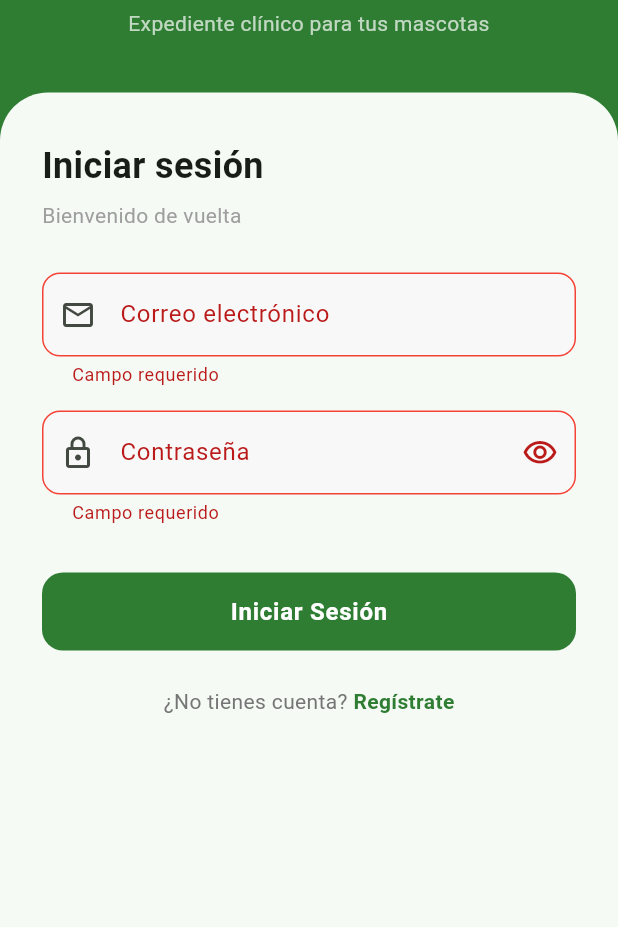
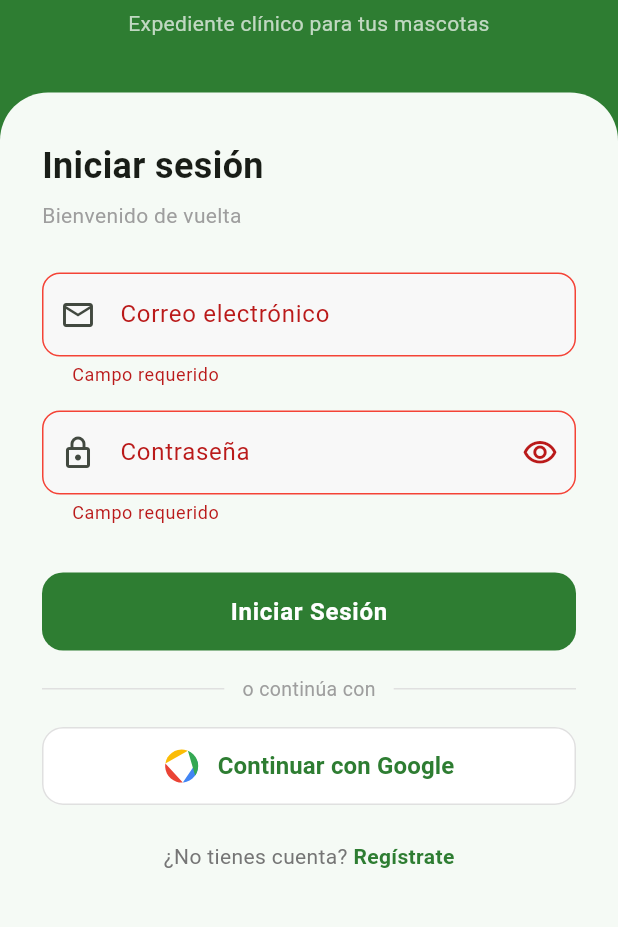
Before and after one commit to JuanSebastianBorja/Vet-Care-History, a Flutter app: the screen it shows after launch, after a tap on "Iniciar Sesión", on a phone screen of 412 x 824 dp, the part 275-1202 px from its top. Run offline on Flutter 3.47's test engine with Material 3 defaults, Android fonts, the phone set to English and light mode, and no system bars; our stand-ins replace flutter_local_notifications, google_sign_in, image_picker, permission_handler, supabase_flutter, timezone; missing offline and left inert: workmanager; accounts and stored records are empty.

Commit message:
feat: agregar login con Google Sign-In

```diff
--- a/lib/ui/auth/login_screen.dart
+++ b/lib/ui/auth/login_screen.dart
@@ -1,3 +1,4 @@
+import 'dart:ui';
 import 'package:flutter/material.dart';
 import 'package:provider/provider.dart';
 import '../../viewmodels/auth_viewmodel.dart';
@@ -38,6 +39,27 @@ class _LoginScreenState extends State<LoginScreen> {
       ScaffoldMessenger.of(context).showSnackBar(
         SnackBar(
           content: Text(vm.error ?? 'Error al iniciar sesión'),
+          backgroundColor: Colors.red.shade600,
+          behavior: SnackBarBehavior.floating,
+          shape: RoundedRectangleBorder(borderRadius: BorderRadius.circular(10)),
+        ),
+      );
+    }
+  }
+
+  Future<void> _googleSignIn() async {
+    final vm = context.read<AuthViewModel>();
+    final ok = await vm.loginWithGoogle();
+    if (!mounted) return;
+    if (ok) {
+      Navigator.pushReplacement(
+        context,
+        MaterialPageRoute(builder: (_) => const PetListScreen()),
+      );
+    } else {
+      ScaffoldMessenger.of(context).showSnackBar(
+        SnackBar(
+          content: Text(vm.error ?? 'Error al iniciar sesión con Google'),
           backgroundColor: Colors.red.shade600,
           behavior: SnackBarBehavior.floating,
           shape: RoundedRectangleBorder(borderRadius: BorderRadius.circular(10)),
@@ -175,6 +197,10 @@ class _LoginScreenState extends State<LoginScreen> {
                     : const Text('Iniciar Sesión'),
               ),
             ),
+            const SizedBox(height: 16),
+            _buildDivider(),
+            const SizedBox(height: 16),
+            _buildGoogleButton(vm),
             const SizedBox(height: 24),
             Row(
               mainAxisAlignment: MainAxisAlignment.center,
@@ -207,4 +233,94 @@ class _LoginScreenState extends State<LoginScreen> {
       ),
     );
   }
+
+  Widget _buildDivider() {
+    return Row(
+      children: [
+        Expanded(child: Divider(color: Colors.grey.shade300)),
+        Padding(
+          padding: const EdgeInsets.symmetric(horizontal: 12),
+          child: Text(
+            'o continúa con',
+            style: TextStyle(color: Colors.grey.shade500, fontSize: 13),
+          ),
+        ),
+        Expanded(child: Divider(color: Colors.grey.shade300)),
+      ],
+    );
+  }
+
+  Widget _buildGoogleButton(AuthViewModel vm) {
+    return SizedBox(
+      height: 52,
+      child: OutlinedButton(
+        onPressed: vm.isLoading ? null : _googleSignIn,
+        style: OutlinedButton.styleFrom(
+          backgroundColor: Colors.white,
+          side: BorderSide(color: Colors.grey.shade300),
+          shape: RoundedRectangleBorder(
+            borderRadius: BorderRadius.circular(14),
+          ),
+        ),
+        child: Row(
+          mainAxisAlignment: MainAxisAlignment.center,
+          children: [
+            _buildGoogleIcon(),
+            const SizedBox(width: 12),
+            const Text(
+              'Continuar con Google',
+              style: TextStyle(fontSize: 16, fontWeight: FontWeight.w600),
+            ),
+          ],
+        ),
+      ),
+    );
+  }
+
+  Widget _buildGoogleIcon() {
+    return CustomPaint(
+      size: const Size(24, 24),
+      painter: GoogleIconPainter(),
+    );
+  }
 }
+
+class GoogleIconPainter extends CustomPainter {
+  @override
+  void paint(Canvas canvas, Size size) {
+    final paint = Paint();
+    final center = Offset(size.width / 2, size.height / 2);
+    const radius = 11.0;
+
+    // Blue top-right
+    paint.color = const Color(0xFF4285F4);
+    canvas.drawArc(
+      Rect.fromCircle(center: center, radius: radius),
+      -0.3, 1.8, false, paint,
+    );
+
+    // Red bottom-right
+    paint.color = const Color(0xFFEA4335);
+    canvas.drawArc(
+      Rect.fromCircle(center: center, radius: radius),
+      1.5, 1.8, false, paint,
+    );
+
+    // Yellow bottom-left
+    paint.color = const Color(0xFFFBBC05);
+    canvas.drawArc(
+      Rect.fromCircle(center: center, radius: radius),
+      3.3, 1.8, false, paint,
+    );
+
+    // Green top-left
+    paint.color = const Color(0xFF34A853);
+    canvas.drawArc(
+      Rect.fromCircle(center: center, radius: radius),
+      5.1, 1.8, false, paint,
+    );
+  }
+
+  @override
+  bool shouldRepaint(covariant CustomPainter oldDelegate) => false;
+}
--- a/pubspec.yaml
+++ b/pubspec.yaml
@@ -57,6 +57,9 @@ dependencies:
   image_picker: ^1.0.0
   uuid: ^4.0.0
 
+  # Google Sign-In
+  google_sign_in: ^6.2.1
+
 
 dev_dependencies:
   flutter_test:
```
Also changed, not shown: lib/data/services/supabase_service.dart (+46 -0 lines), lib/viewmodels/auth_viewmodel.dart (+22 -0 lines), pubspec.lock.
